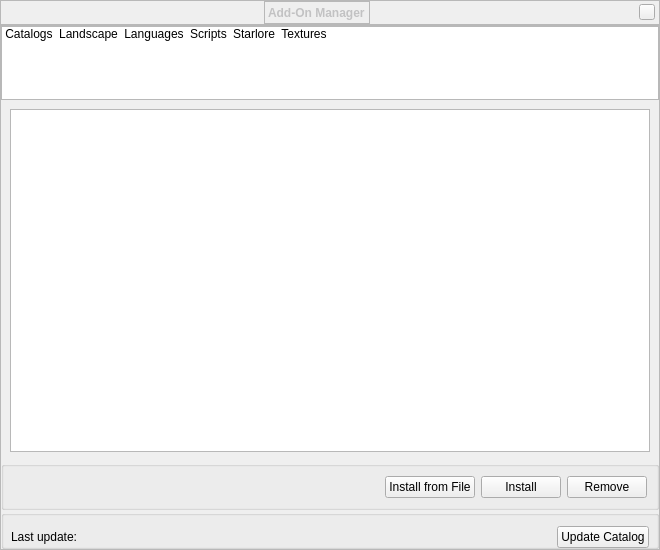
Above: src/gui/addonDialog.ui from Stellarium/stellarium before the change. Below: the same form after it.
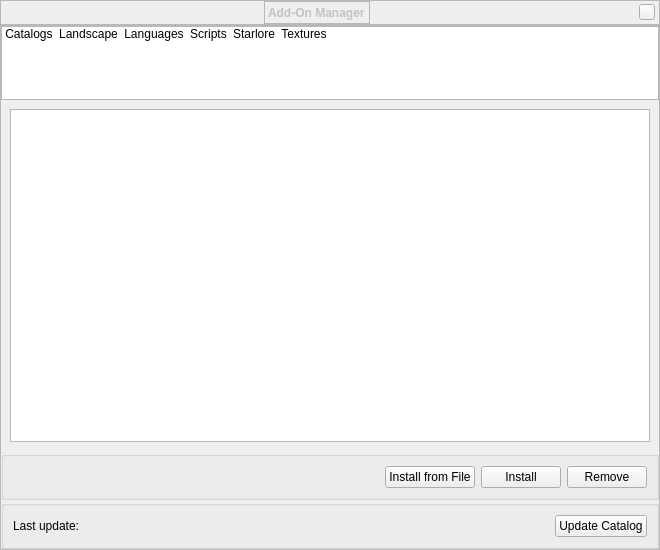
That is the form after the change. Icons and pictures are not drawn. Custom widgets are drawn as their Qt base class.

Commit message: AddOnDialog.UI - fixing style sheet for the qgroupboxes

What changed in the file:
```diff
--- a/src/gui/addonDialog.ui
+++ b/src/gui/addonDialog.ui
@@ -512,9 +512,15 @@
        </widget>
       </item>
       <item>
-       <widget class="QGroupBox" name="groupBox_2">
-        <property name="title">
-         <string/>
+       <widget class="QGroupBox" name="addOnDialogButtons">
+        <property name="sizePolicy">
+         <sizepolicy hsizetype="MinimumExpanding" vsizetype="Minimum">
+          <horstretch>0</horstretch>
+          <verstretch>0</verstretch>
+         </sizepolicy>
+        </property>
+        <property name="autoFillBackground">
+         <bool>true</bool>
         </property>
         <layout class="QHBoxLayout" name="horizontalLayout_3">
          <item>
@@ -562,19 +568,10 @@
           <verstretch>0</verstretch>
          </sizepolicy>
         </property>
-        <property name="styleSheet">
-         <string notr="true">QGroupBox {padding-top: 15px;}</string>
+        <property name="autoFillBackground">
+         <bool>true</bool>
         </property>
         <layout class="QHBoxLayout" name="horizontalLayout">
-         <property name="spacing">
-          <number>0</number>
-         </property>
-         <property name="topMargin">
-          <number>0</number>
-         </property>
-         <property name="bottomMargin">
-          <number>0</number>
-         </property>
          <item>
           <widget class="QLabel" name="lblLastUpdate">
            <property name="sizePolicy">
```
Left out of the diff: 2 changed lines with no effect on the pictures. The commit also changes 2 other files.
